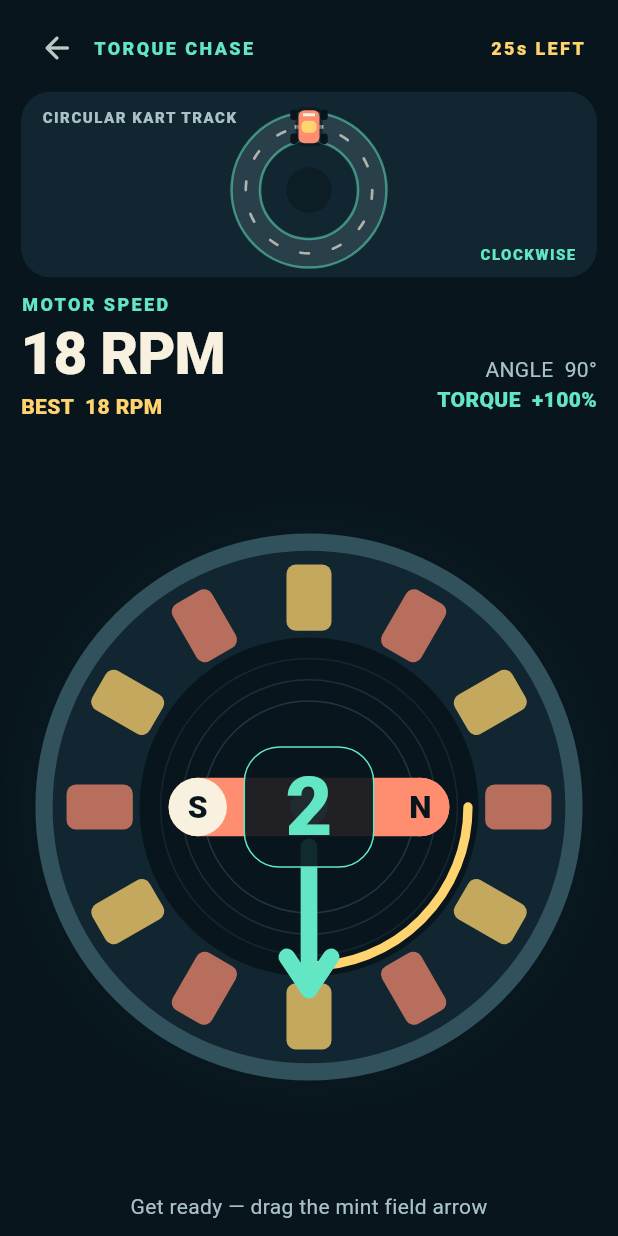
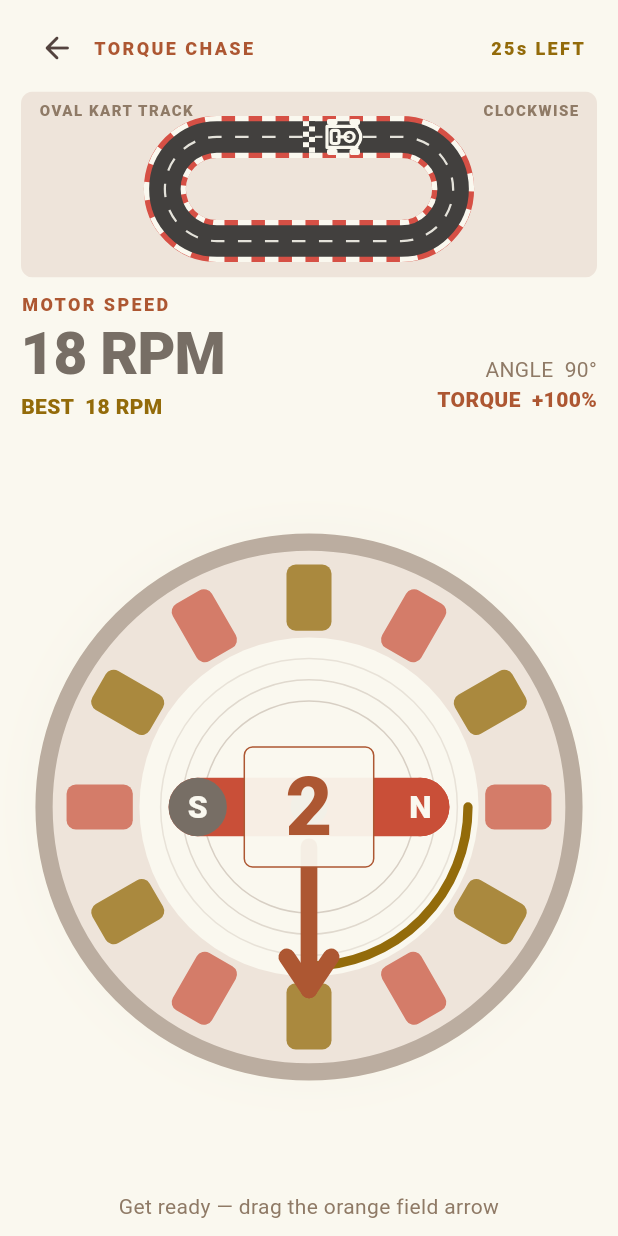
Before and after one commit to JoaoPedra-AMDG/FOC-game, a Flutter app: the screen it shows after launch, after a tap on an icon or button, on a phone screen of 412 x 824 dp. Run offline on Flutter 3.47's test engine with Material 3 defaults, Android fonts, the phone set to English and light mode, and no system bars.

Commit message:
Redesign oval kart track and 2048-inspired theme

```diff
--- a/lib/screens/game_screen.dart
+++ b/lib/screens/game_screen.dart
@@ -69,7 +69,7 @@ class GameScreen extends StatelessWidget {
                           const SizedBox(height: 7),
                           Text(
                             controller.phase == GamePhase.countdown
-                                ? 'Get ready — drag the mint field arrow'
+                                ? 'Get ready — drag the orange field arrow'
                                 : 'Drag around the motor · Aim 90° ahead of the rotor',
                             maxLines: 1,
                             overflow: TextOverflow.ellipsis,
@@ -191,8 +191,8 @@ class _MotorControl extends StatelessWidget {
                       vertical: 14,
                     ),
                     decoration: BoxDecoration(
-                      color: GameColors.ink.withValues(alpha: 0.9),
-                      borderRadius: BorderRadius.circular(24),
+                      color: GameColors.ink.withValues(alpha: 0.94),
+                      borderRadius: BorderRadius.circular(6),
                       border: Border.all(color: GameColors.mint),
                     ),
                     child: Text(
--- a/lib/screens/home_screen.dart
+++ b/lib/screens/home_screen.dart
@@ -130,12 +130,12 @@ class _HintPill extends StatelessWidget {
   Widget build(BuildContext context) => Container(
     padding: const EdgeInsets.symmetric(horizontal: 12, vertical: 7),
     decoration: BoxDecoration(
-      color: GameColors.ink.withValues(alpha: 0.86),
-      borderRadius: BorderRadius.circular(20),
+      color: GameColors.ink.withValues(alpha: 0.94),
+      borderRadius: BorderRadius.circular(6),
       border: Border.all(color: GameColors.line),
     ),
     child: const Text(
-      'DRAG THE MINT ARROW',
+      'DRAG THE ORANGE ARROW',
       style: TextStyle(
         color: GameColors.mint,
         fontSize: 10,
--- a/lib/screens/how_screen.dart
+++ b/lib/screens/how_screen.dart
@@ -23,7 +23,7 @@ class HowScreen extends StatelessWidget {
               ),
               const SizedBox(height: 8),
               Text(
-                'The rotor contains permanent magnets. Current in the stationary coils makes another magnetic field. Drag the mint arrow to choose where that stator field points.',
+                'The rotor contains permanent magnets. Current in the stationary coils makes another magnetic field. Drag the orange arrow to choose where that stator field points.',
                 style: Theme.of(context).textTheme.bodyLarge,
               ),
               const SizedBox(height: 20),
--- a/lib/theme/game_theme.dart
+++ b/lib/theme/game_theme.dart
@@ -1,21 +1,25 @@
 import 'package:flutter/material.dart';
 
 abstract final class GameColors {
-  static const ink = Color(0xFF08151D);
-  static const panel = Color(0xFF112630);
-  static const raised = Color(0xFF1A3540);
-  static const line = Color(0xFF31515C);
-  static const cream = Color(0xFFF8F1DF);
-  static const muted = Color(0xFFA8C2C7);
-  static const mint = Color(0xFF63E6C4);
-  static const coral = Color(0xFFFF8D70);
-  static const gold = Color(0xFFFFD36D);
+  // Warm board and tile tones from the original 2048 visual language.
+  static const ink = Color(0xFFFAF8EF);
+  static const panel = Color(0xFFEEE4DA);
+  static const raised = Color(0xFFDDD0C2);
+  static const line = Color(0xFFBBADA0);
+  static const cream = Color(0xFF776E65);
+  static const muted = Color(0xFF8F7A66);
+  static const mint = Color(0xFFAD5732);
+  static const coral = Color(0xFFC94F38);
+  static const gold = Color(0xFF936B0A);
+  static const button = Color(0xFF8F7A66);
+  static const road = Color(0xFF42403E);
+  static const curbRed = Color(0xFFD65045);
 }
 
 ThemeData gameTheme() {
   final scheme = ColorScheme.fromSeed(
     seedColor: GameColors.mint,
-    brightness: Brightness.dark,
+    brightness: Brightness.light,
   ).copyWith(
     primary: GameColors.mint,
     onPrimary: GameColors.ink,
@@ -38,16 +42,16 @@ ThemeData gameTheme() {
       color: GameColors.panel,
       surfaceTintColor: Colors.transparent,
       shape: RoundedRectangleBorder(
-        borderRadius: BorderRadius.circular(24),
+        borderRadius: BorderRadius.circular(6),
         side: const BorderSide(color: GameColors.line),
       ),
     ),
     filledButtonTheme: FilledButtonThemeData(
       style: FilledButton.styleFrom(
-        backgroundColor: GameColors.mint,
+        backgroundColor: GameColors.button,
         foregroundColor: GameColors.ink,
         minimumSize: const Size(0, 54),
-        shape: RoundedRectangleBorder(borderRadius: BorderRadius.circular(16)),
+        shape: RoundedRectangleBorder(borderRadius: BorderRadius.circular(6)),
         textStyle: const TextStyle(fontSize: 16, fontWeight: FontWeight.w800),
       ),
     ),
@@ -56,14 +60,14 @@ ThemeData gameTheme() {
         foregroundColor: GameColors.cream,
         side: const BorderSide(color: GameColors.line),
         minimumSize: const Size(0, 50),
-        shape: RoundedRectangleBorder(borderRadius: BorderRadius.circular(16)),
+        shape: RoundedRectangleBorder(borderRadius: BorderRadius.circular(6)),
       ),
     ),
     inputDecorationTheme: InputDecorationTheme(
       filled: true,
       fillColor: GameColors.raised,
       border: OutlineInputBorder(
-        borderRadius: BorderRadius.circular(14),
+        borderRadius: BorderRadius.circular(6),
         borderSide: const BorderSide(color: GameColors.line),
       ),
     ),
--- a/lib/widgets/kart_track.dart
+++ b/lib/widgets/kart_track.dart
@@ -1,4 +1,5 @@
 import 'dart:math' as math;
+import 'dart:ui' show PathMetric;
 
 import 'package:flutter/material.dart';
 
@@ -7,14 +8,14 @@ import '../theme/game_theme.dart';
 class KartTrack extends StatelessWidget {
   const KartTrack({super.key, required this.distance, required this.rpm});
 
-  // Signed visual distance: braking and reverse RPM move the kart backwards.
+  // Signed distance lets braking and reverse RPM move the kart backwards.
   final double distance;
   final double rpm;
 
   @override
   Widget build(BuildContext context) => RepaintBoundary(
     child: ClipRRect(
-      borderRadius: BorderRadius.circular(20),
+      borderRadius: BorderRadius.circular(8),
       child: CustomPaint(
         painter: _KartPainter(distance: distance, rpm: rpm),
         child: const SizedBox.expand(),
@@ -33,70 +34,91 @@ class _KartPainter extends CustomPainter {
   void paint(Canvas canvas, Size size) {
     canvas.drawRect(Offset.zero & size, Paint()..color = GameColors.panel);
 
-    final center = Offset(size.width * 0.5, size.height * 0.53);
-    final radius = math.min(size.height * 0.34, size.width * 0.19);
-    const roadWidth = 19.0;
+    final center = Offset(size.width / 2, size.height / 2 + 3);
+    final radius = size.height * 0.28;
+    final halfStraight =
+        (math.min(size.width - 55, size.height * 1.55) - radius * 2) / 2;
+    const roadWidth = 21.0;
+    final path =
+        Path()
+          ..moveTo(center.dx, center.dy - radius)
+          ..lineTo(center.dx + halfStraight, center.dy - radius)
+          ..arcToPoint(
+            Offset(center.dx + halfStraight, center.dy + radius),
+            radius: Radius.circular(radius),
+          )
+          ..lineTo(center.dx - halfStraight, center.dy + radius)
+          ..arcToPoint(
+            Offset(center.dx - halfStraight, center.dy - radius),
+            radius: Radius.circular(radius),
+          )
+          ..close();
+    final metric = path.computeMetrics().first;
 
-    canvas.drawCircle(
-      center,
-      radius,
+    // The alternating outer strip sits behind the dark road, leaving a thin
+    // red-and-white curb on each side like the supplied oval reference.
+    canvas.drawPath(
+      path,
       Paint()
-        ..color = const Color(0xFF29404B)
+        ..color = GameColors.curbRed
+        ..style = PaintingStyle.stroke
+        ..strokeWidth = roadWidth + 7,
+    );
+    _dashPath(
+      canvas,
+      metric,
+      dash: 9,
+      gap: 9,
+      color: GameColors.ink,
+      strokeWidth: roadWidth + 7,
+    );
+    canvas.drawPath(
+      path,
+      Paint()
+        ..color = GameColors.road
         ..style = PaintingStyle.stroke
         ..strokeWidth = roadWidth,
     );
-    for (final edgeRadius in [radius - roadWidth / 2, radius + roadWidth / 2]) {
-      canvas.drawCircle(
-        center,
-        edgeRadius,
-        Paint()
-          ..color = GameColors.mint.withValues(alpha: 0.52)
-          ..style = PaintingStyle.stroke
-          ..strokeWidth = 1.7,
-      );
+    _dashPath(
+      canvas,
+      metric,
+      dash: 9,
+      gap: 9,
+      color: GameColors.ink.withValues(alpha: 0.88),
+      strokeWidth: 1.5,
+    );
+
+    // A two-column checkerboard crosses the top straight at the lap origin.
+    final startY = center.dy - radius;
+    for (var row = 0; row < 6; row++) {
+      for (var column = 0; column < 2; column++) {
+        canvas.drawRect(
+          Rect.fromLTWH(
+            center.dx - 4 + column * 4,
+            startY - roadWidth / 2 + row * roadWidth / 6,
+            4,
+            roadWidth / 6,
+          ),
+          Paint()
+            ..color = (row + column).isEven ? GameColors.ink : GameColors.road,
+        );
+      }
     }
 
-    // Fixed lane marks make both the circuit and the kart's direction clear.
-    for (var i = 0; i < 12; i++) {
-      final start = -math.pi / 2 + i * math.pi / 6;
-      canvas.drawArc(
-        Rect.fromCircle(center: center, radius: radius),
-        start,
-        math.pi / 23,
-        false,
-        Paint()
-          ..color = GameColors.cream.withValues(alpha: 0.65)
-          ..style = PaintingStyle.stroke
-          ..strokeCap = StrokeCap.round
-          ..strokeWidth = 1.8,
-      );
-    }
-
-    final startLine = Offset(center.dx, center.dy - radius);
-    canvas.drawLine(
-      Offset(startLine.dx - roadWidth / 2, startLine.dy),
-      Offset(startLine.dx + roadWidth / 2, startLine.dy),
-      Paint()
-        ..color = GameColors.cream
-        ..strokeWidth = 2.5,
+    final lapDistance =
+        ((distance + 23) % metric.length + metric.length) % metric.length;
+    final tangent = metric.getTangentForOffset(lapDistance)!;
+    canvas.save();
+    canvas.translate(tangent.position.dx, tangent.position.dy);
+    canvas.rotate(
+      math.atan2(tangent.vector.dy, tangent.vector.dx) +
+          math.pi / 2 +
+          (rpm < -1 ? math.pi : 0),
     );
-    canvas.drawCircle(
-      center,
-      radius * 0.36,
-      Paint()..color = GameColors.ink.withValues(alpha: 0.55),
-    );
-
-    // Distance is presentation-only. It is wrapped around the circular lane.
-    final angle = -math.pi / 2 + distance / radius;
-    final kartPosition =
-        center + Offset(math.cos(angle), math.sin(angle)) * radius;
-    canvas.save();
-    canvas.translate(kartPosition.dx, kartPosition.dy);
-    canvas.rotate(angle + math.pi / 2 + (rpm < -1 ? math.pi : 0));
     _paintKart(canvas);
     canvas.restore();
 
-    _label(canvas, 'CIRCULAR KART TRACK', const Offset(14, 12));
+    _label(canvas, 'OVAL KART TRACK', const Offset(12, 7));
     final direction =
         rpm > 1
             ? 'CLOCKWISE'
@@ -106,52 +128,73 @@ class _KartPainter extends CustomPainter {
     _label(
       canvas,
       direction,
-      Offset(size.width - 14, size.height - 21),
+      Offset(size.width - 12, 7),
       alignRight: true,
-      color: rpm < -1 ? GameColors.coral : GameColors.mint,
+      color: rpm < -1 ? GameColors.coral : GameColors.muted,
     );
   }
 
+  void _dashPath(
+    Canvas canvas,
+    PathMetric metric, {
+    required double dash,
+    required double gap,
+    required Color color,
+    required double strokeWidth,
+  }) {
+    final paint =
+        Paint()
+          ..color = color
+          ..style = PaintingStyle.stroke
+          ..strokeWidth = strokeWidth;
+    for (var offset = 0.0; offset < metric.length; offset += dash + gap) {
+      canvas.drawPath(
+        metric.extractPath(offset, math.min(offset + dash, metric.length)),
+        paint,
+      );
+    }
+  }
+
   void _paintKart(Canvas canvas) {
-    final shadow = Paint()..color = GameColors.ink.withValues(alpha: 0.6);
-    canvas.drawRRect(
-      RRect.fromRectAndRadius(
-        const Rect.fromLTWH(-9, -13, 18, 26),
-        const Radius.circular(5),
-      ),
-      shadow,
-    );
-    for (final dx in [-10.0, 10.0]) {
-      for (final dy in [-8.0, 8.0]) {
+    // Top-down outline: exposed wheels, curved nose, two frame rails, a
+    // steering wheel and a seat. It stays legible over the road at phone size.
+    final outline =
+        Paint()
+          ..color = GameColors.ink
+          ..style = PaintingStyle.stroke
+          ..strokeWidth = 2.1
+          ..strokeCap = StrokeCap.round
+          ..strokeJoin = StrokeJoin.round;
+    final wheelFill = Paint()..color = GameColors.ink;
+    for (final x in [-10.0, 10.0]) {
+      for (final y in [-7.5, 7.5]) {
         canvas.drawRRect(
           RRect.fromRectAndRadius(
-            Rect.fromCenter(center: Offset(dx, dy), width: 5, height: 7),
-            const Radius.circular(2),
+            Rect.fromCenter(center: Offset(x, y), width: 4, height: 7),
+            const Radius.circular(1.2),
           ),
-          Paint()..color = GameColors.ink,
+          wheelFill,
         );
       }
     }
+    canvas.drawPath(
+      Path()
+        ..moveTo(-7, -8)
+        ..quadraticBezierTo(0, -15, 7, -8)
+        ..moveTo(-7, -9)
+        ..lineTo(-7, 11)
+        ..lineTo(7, 11)
+        ..lineTo(7, -9),
+      outline,
+    );
+    canvas.drawCircle(const Offset(0, -4), 3.1, outline);
+    canvas.drawLine(const Offset(0, -1), const Offset(0, 2), outline);
     canvas.drawRRect(
       RRect.fromRectAndRadius(
-        const Rect.fromLTWH(-7, -11, 14, 22),
-        const Radius.circular(4),
+        const Rect.fromLTWH(-4.4, 3, 8.8, 5.2),
+        const Radius.circular(1.5),
       ),
-      Paint()..color = GameColors.coral,
-    );
-    canvas.drawRRect(
-      RRect.fromRectAndRadius(
-        const Rect.fromLTWH(-5, -4, 10, 8),
-        const Radius.circular(3),
-      ),
-      Paint()..color = GameColors.gold,
-    );
-    canvas.drawLine(
-      const Offset(-4, -8),
-      const Offset(4, -8),
-      Paint()
-        ..color = GameColors.cream
-        ..strokeWidth = 2,
+      outline,
     );
   }
 
```
Also changed, not shown: 12 other files.
